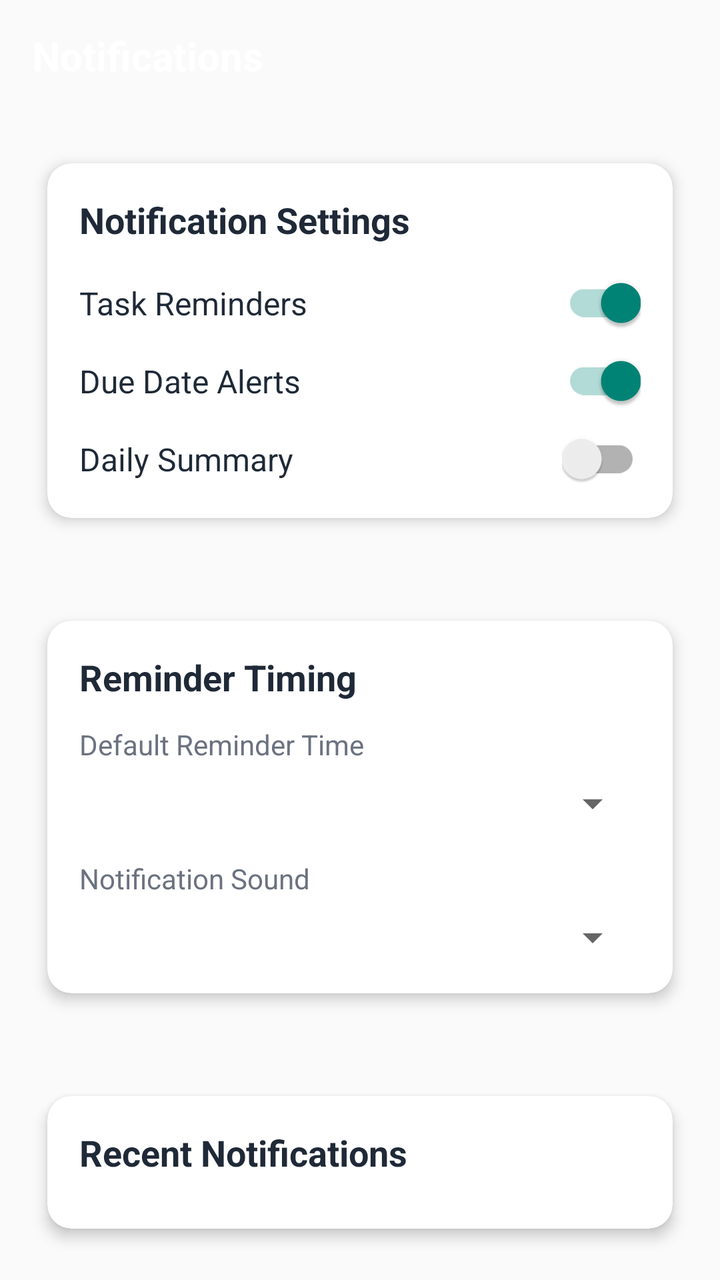
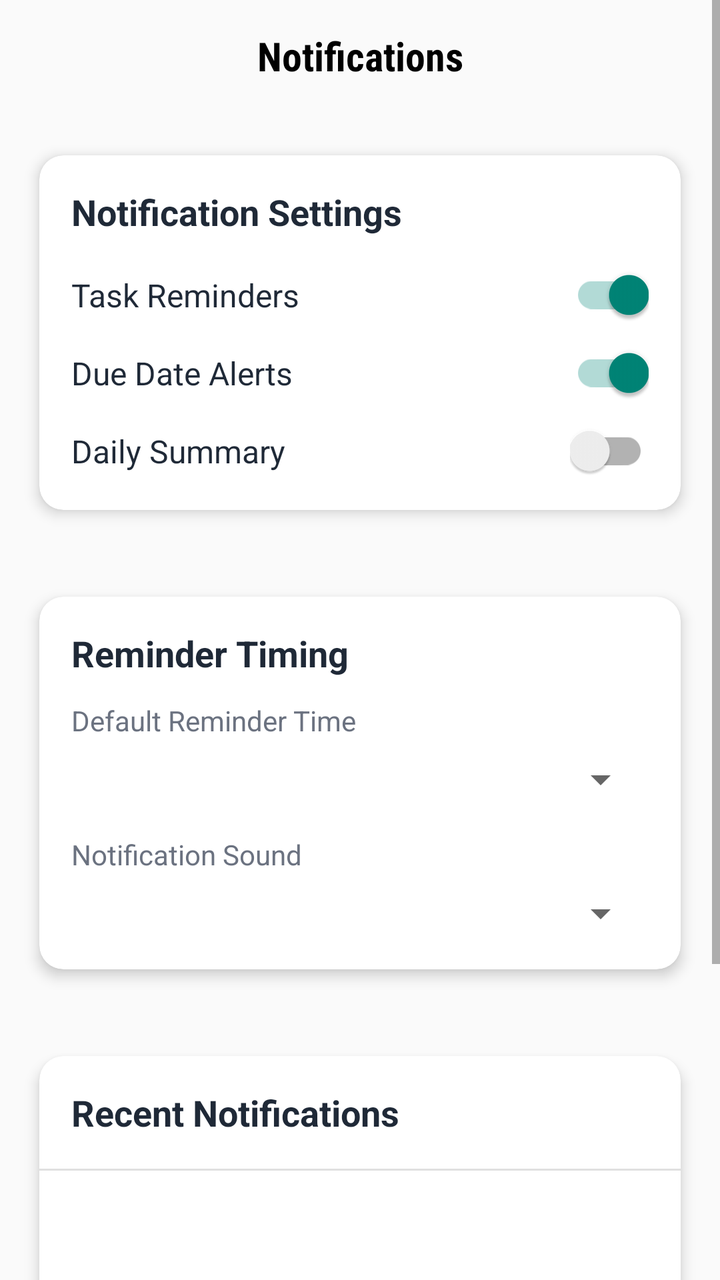

The first picture is an Android layout as it rendered before a commit; the second is the same layout after the commit. The layout source and the unified diff follow.
<!-- AndroidManifest.xml: application theme Theme.ToDoApp -->
<!-- res/layout/activity_notifications.xml -->
<?xml version="1.0" encoding="utf-8"?>
<LinearLayout xmlns:android="http://schemas.android.com/apk/res/android"
    xmlns:app="http://schemas.android.com/apk/res-auto"
    android:layout_width="match_parent"
    android:layout_height="match_parent"
    android:orientation="vertical"
    >

    
    <com.google.android.material.appbar.MaterialToolbar
        android:id="@+id/toolbar"
        android:layout_width="match_parent"
        android:layout_height="?attr/actionBarSize"

        android:theme="@style/ThemeOverlay.MaterialComponents.Dark.ActionBar">

        <TextView
            android:layout_width="wrap_content"
            android:layout_height="wrap_content"
            android:text="Notifications"
            android:textColor="@color/white"
            android:textSize="20sp"
            android:textStyle="bold" />

    </com.google.android.material.appbar.MaterialToolbar>

    
    <androidx.cardview.widget.CardView
        android:layout_width="match_parent"
        android:layout_height="wrap_content"
        android:layout_margin="16dp"
        app:cardCornerRadius="12dp"
        app:cardElevation="4dp"
        app:cardUseCompatPadding="true">

        <LinearLayout
            android:layout_width="match_parent"
            android:layout_height="wrap_content"
            android:orientation="vertical"
            android:padding="16dp">

            <TextView
                android:layout_width="match_parent"
                android:layout_height="wrap_content"
                android:text="Notification Settings"
                android:textColor="@color/text_primary"
                android:textSize="18sp"
                android:textStyle="bold" />

            
            <LinearLayout
                android:layout_width="match_parent"
                android:layout_height="wrap_content"
                android:orientation="horizontal"
                android:gravity="center_vertical"
                android:layout_marginTop="16dp">

                <TextView
                    android:layout_width="0dp"
                    android:layout_height="wrap_content"
                    android:layout_weight="1"
                    android:text="Task Reminders"
                    android:textColor="@color/text_primary"
                    android:textSize="16sp" />

                <com.google.android.material.switchmaterial.SwitchMaterial
                    android:id="@+id/switch_task_reminders"
                    android:layout_width="wrap_content"
                    android:layout_height="wrap_content"
                    android:checked="true" />

            </LinearLayout>

            
            <LinearLayout
                android:layout_width="match_parent"
                android:layout_height="wrap_content"
                android:orientation="horizontal"
                android:gravity="center_vertical"
                android:layout_marginTop="12dp">

                <TextView
                    android:layout_width="0dp"
                    android:layout_height="wrap_content"
                    android:layout_weight="1"
                    android:text="Due Date Alerts"
                    android:textColor="@color/text_primary"
                    android:textSize="16sp" />

                <com.google.android.material.switchmaterial.SwitchMaterial
                    android:id="@+id/switch_due_date_alerts"
                    android:layout_width="wrap_content"
                    android:layout_height="wrap_content"
                    android:checked="true" />

            </LinearLayout>

            
            <LinearLayout
                android:layout_width="match_parent"
                android:layout_height="wrap_content"
                android:orientation="horizontal"
                android:gravity="center_vertical"
                android:layout_marginTop="12dp">

                <TextView
                    android:layout_width="0dp"
                    android:layout_height="wrap_content"
                    android:layout_weight="1"
                    android:text="Daily Summary"
                    android:textColor="@color/text_primary"
                    android:textSize="16sp" />

                <com.google.android.material.switchmaterial.SwitchMaterial
                    android:id="@+id/switch_daily_summary"
                    android:layout_width="wrap_content"
                    android:layout_height="wrap_content" />

            </LinearLayout>

        </LinearLayout>

    </androidx.cardview.widget.CardView>

    
    <androidx.cardview.widget.CardView
        android:layout_width="match_parent"
        android:layout_height="wrap_content"
        android:layout_margin="16dp"
        app:cardCornerRadius="12dp"
        app:cardElevation="4dp"
        app:cardUseCompatPadding="true">

        <LinearLayout
            android:layout_width="match_parent"
            android:layout_height="wrap_content"
            android:orientation="vertical"
            android:padding="16dp">

            <TextView
                android:layout_width="match_parent"
                android:layout_height="wrap_content"
                android:text="Reminder Timing"
                android:textColor="@color/text_primary"
                android:textSize="18sp"
                android:textStyle="bold" />

            
            <LinearLayout
                android:layout_width="match_parent"
                android:layout_height="wrap_content"
                android:orientation="vertical"
                android:layout_marginTop="12dp">

                <TextView
                    android:layout_width="match_parent"
                    android:layout_height="wrap_content"
                    android:text="Default Reminder Time"
                    android:textColor="@color/text_secondary"
                    android:textSize="14sp" />

                <Spinner
                    android:id="@+id/spinner_reminder_time"
                    android:layout_width="match_parent"
                    android:layout_height="wrap_content"
                    android:layout_marginTop="8dp"

                    android:padding="12dp" />

            </LinearLayout>

            
            <LinearLayout
                android:layout_width="match_parent"
                android:layout_height="wrap_content"
                android:orientation="vertical"
                android:layout_marginTop="16dp">

                <TextView
                    android:layout_width="match_parent"
                    android:layout_height="wrap_content"
                    android:text="Notification Sound"
                    android:textColor="@color/text_secondary"
                    android:textSize="14sp" />

                <Spinner
                    android:id="@+id/spinner_notification_sound"
                    android:layout_width="match_parent"
                    android:layout_height="wrap_content"
                    android:layout_marginTop="8dp"

                    android:padding="12dp" />

            </LinearLayout>

        </LinearLayout>

    </androidx.cardview.widget.CardView>

    
    <androidx.cardview.widget.CardView
        android:layout_width="match_parent"
        android:layout_height="0dp"
        android:layout_weight="1"
        android:layout_margin="16dp"
        app:cardCornerRadius="12dp"
        app:cardElevation="4dp"
        app:cardUseCompatPadding="true">

        <LinearLayout
            android:layout_width="match_parent"
            android:layout_height="match_parent"
            android:orientation="vertical">

            <TextView
                android:layout_width="match_parent"
                android:layout_height="wrap_content"
                android:text="Recent Notifications"
                android:textColor="@color/text_primary"
                android:textSize="18sp"
                android:textStyle="bold"
                android:padding="16dp" />

            <View
                android:layout_width="match_parent"
                android:layout_height="1dp"
                />

            <androidx.recyclerview.widget.RecyclerView
                android:id="@+id/recycler_view_notifications"
                android:layout_width="match_parent"
                android:layout_height="match_parent"
                android:padding="8dp" />

            
            <LinearLayout
                android:id="@+id/empty_state_layout"
                android:layout_width="match_parent"
                android:layout_height="match_parent"
                android:orientation="vertical"
                android:gravity="center"
                android:visibility="gone">


                <TextView
                    android:layout_width="wrap_content"
                    android:layout_height="wrap_content"
                    android:text="No Notifications"
                    android:textColor="@color/text_secondary"
                    android:textSize="16sp"
                    android:layout_marginTop="16dp" />

                <TextView
                    android:layout_width="wrap_content"
                    android:layout_height="wrap_content"
                    android:text="You're all caught up!"
                    android:textColor="@color/text_secondary"
                    android:textSize="14sp"
                    android:layout_marginTop="8dp" />

            </LinearLayout>

        </LinearLayout>

    </androidx.cardview.widget.CardView>

</LinearLayout>
<!-- resources referenced by this layout -->
<resources>
  <color name="text_primary">#1F2937</color>
  <color name="text_secondary">#6B7280</color>
  <color name="white">#FFFFFFFF</color>
  <style name="Theme.ToDoApp" parent="Base.Theme.ToDoApp" />
  <style name="Base.Theme.ToDoApp" parent="Theme.AppCompat.DayNight.NoActionBar">
          <item name="colorPrimary">@color/primary_color</item>
          <item name="colorPrimaryVariant">@color/primary_dark</item>
          <item name="colorOnPrimary">@color/white</item>
          <item name="colorSecondary">@color/green</item>
  
          <item name="colorOnSecondary">@color/white</item>
          
      </style>
  <color name="primary_color">#2196F3</color>
  <color name="primary_dark">#1976D2</color>
  <color name="green">#4CAF50</color>
</resources>

<!-- the commit's change to res/layout/activity_notifications.xml (unified diff, before → after) -->
@@ -1,267 +1,272 @@
 <?xml version="1.0" encoding="utf-8"?>
-<LinearLayout xmlns:android="http://schemas.android.com/apk/res/android"
+<ScrollView xmlns:android="http://schemas.android.com/apk/res/android"
     xmlns:app="http://schemas.android.com/apk/res-auto"
     android:layout_width="match_parent"
     android:layout_height="match_parent"
-    android:orientation="vertical"
-    >
-
-    
-    <com.google.android.material.appbar.MaterialToolbar
-        android:id="@+id/toolbar"
-        android:layout_width="match_parent"
-        android:layout_height="?attr/actionBarSize"
-
-        android:theme="@style/ThemeOverlay.MaterialComponents.Dark.ActionBar">
-
-        <TextView
-            android:layout_width="wrap_content"
-            android:layout_height="wrap_content"
-            android:text="Notifications"
-            android:textColor="@color/white"
-            android:textSize="20sp"
-            android:textStyle="bold" />
-
-    </com.google.android.material.appbar.MaterialToolbar>
-
-    
-    <androidx.cardview.widget.CardView
+    android:fillViewport="true">
+
+    <LinearLayout
         android:layout_width="match_parent"
         android:layout_height="wrap_content"
-        android:layout_margin="16dp"
-        app:cardCornerRadius="12dp"
-        app:cardElevation="4dp"
-        app:cardUseCompatPadding="true">
-
-        <LinearLayout
+        android:orientation="vertical">
+
+        
+        <com.google.android.material.appbar.MaterialToolbar
+            android:id="@+id/toolbar"
+            android:layout_width="match_parent"
+            android:layout_height="?attr/actionBarSize"
+            android:theme="@style/ThemeOverlay.MaterialComponents.Dark.ActionBar">
+
+            <TextView
+                android:layout_width="wrap_content"
+                android:layout_height="wrap_content"
+                android:text="Notifications"
+                android:layout_gravity="center"
+                android:textColor="@color/black"
+                android:fontFamily="sans-serif-condensed"
+                android:textSize="20sp"
+                android:textStyle="bold" />
+
+        </com.google.android.material.appbar.MaterialToolbar>
+
+        
+        <androidx.cardview.widget.CardView
             android:layout_width="match_parent"
             android:layout_height="wrap_content"
-            android:orientation="vertical"
-            android:padding="16dp">
-
-            <TextView
-                android:layout_width="match_parent"
-                android:layout_height="wrap_content"
-                android:text="Notification Settings"
-                android:textColor="@color/text_primary"
-                android:textSize="18sp"
-                android:textStyle="bold" />
-
-            
+            android:layout_margin="12dp"
+            app:cardCornerRadius="12dp"
+            app:cardElevation="4dp"
+            app:cardUseCompatPadding="true">
+
             <LinearLayout
                 android:layout_width="match_parent"
                 android:layout_height="wrap_content"
-                android:orientation="horizontal"
-                android:gravity="center_vertical"
-                android:layout_marginTop="16dp">
+                android:orientation="vertical"
+                android:padding="16dp">
 
                 <TextView
-                    android:layout_width="0dp"
-                    android:layout_height="wrap_content"
-                    android:layout_weight="1"
-                    android:text="Task Reminders"
+                    android:layout_width="match_parent"
+                    android:layout_height="wrap_content"
+                    android:text="Notification Settings"
                     android:textColor="@color/text_primary"
-                    android:textSize="16sp" />
-
-                <com.google.android.material.switchmaterial.SwitchMaterial
-                    android:id="@+id/switch_task_reminders"
-                    android:layout_width="wrap_content"
-                    android:layout_height="wrap_content"
-                    android:checked="true" />
+                    android:textSize="18sp"
+                    android:textStyle="bold" />
+
+                
+                <LinearLayout
+                    android:layout_width="match_parent"
+                    android:layout_height="wrap_content"
+                    android:orientation="horizontal"
+                    android:gravity="center_vertical"
+                    android:layout_marginTop="16dp">
+
+                    <TextView
+                        android:layout_width="0dp"
+                        android:layout_height="wrap_content"
+                        android:layout_weight="1"
+                        android:text="Task Reminders"
+                        android:textColor="@color/text_primary"
+                        android:textSize="16sp" />
+
+                    <com.google.android.material.switchmaterial.SwitchMaterial
+                        android:id="@+id/switch_task_reminders"
+                        android:layout_width="wrap_content"
+                        android:layout_height="wrap_content"
+                        android:checked="true" />
+
+                </LinearLayout>
+
+                
+                <LinearLayout
+                    android:layout_width="match_parent"
+                    android:layout_height="wrap_content"
+                    android:orientation="horizontal"
+                    android:gravity="center_vertical"
+                    android:layout_marginTop="12dp">
+
+                    <TextView
+                        android:layout_width="0dp"
+                        android:layout_height="wrap_content"
+                        android:layout_weight="1"
+                        android:text="Due Date Alerts"
+                        android:textColor="@color/text_primary"
+                        android:textSize="16sp" />
+
+                    <com.google.android.material.switchmaterial.SwitchMaterial
+                        android:id="@+id/switch_due_date_alerts"
+                        android:layout_width="wrap_content"
+                        android:layout_height="wrap_content"
+                        android:checked="true" />
+
+                </LinearLayout>
+
+                
+                <LinearLayout
+                    android:layout_width="match_parent"
+                    android:layout_height="wrap_content"
+                    android:orientation="horizontal"
+                    android:gravity="center_vertical"
+                    android:layout_marginTop="12dp">
+
+                    <TextView
+                        android:layout_width="0dp"
+                        android:layout_height="wrap_content"
+                        android:layout_weight="1"
+                        android:text="Daily Summary"
+                        android:textColor="@color/text_primary"
+                        android:textSize="16sp" />
+
+                    <com.google.android.material.switchmaterial.SwitchMaterial
+                        android:id="@+id/switch_daily_summary"
+                        android:layout_width="wrap_content"
+                        android:layout_height="wrap_content" />
+
+                </LinearLayout>
 
             </LinearLayout>
 
-            
+        </androidx.cardview.widget.CardView>
+
+        
+        <androidx.cardview.widget.CardView
+            android:layout_width="match_parent"
+            android:layout_height="wrap_content"
+            android:layout_margin="12dp"
+            app:cardCornerRadius="12dp"
+            app:cardElevation="4dp"
+            app:cardUseCompatPadding="true">
+
             <LinearLayout
                 android:layout_width="match_parent"
                 android:layout_height="wrap_content"
-                android:orientation="horizontal"
-                android:gravity="center_vertical"
-                android:layout_marginTop="12dp">
+                android:orientation="vertical"
+                android:padding="16dp">
 
                 <TextView
-                    android:layout_width="0dp"
-                    android:layout_height="wrap_content"
-                    android:layout_weight="1"
-                    android:text="Due Date Alerts"
+                    android:layout_width="match_parent"
+                    android:layout_height="wrap_content"
+                    android:text="Reminder Timing"
                     android:textColor="@color/text_primary"
-                    android:textSize="16sp" />
-
-                <com.google.android.material.switchmaterial.SwitchMaterial
-                    android:id="@+id/switch_due_date_alerts"
-                    android:layout_width="wrap_content"
-                    android:layout_height="wrap_content"
-                    android:checked="true" />
+                    android:textSize="18sp"
+                    android:textStyle="bold" />
+
+                
+                <LinearLayout
+                    android:layout_width="match_parent"
+                    android:layout_height="wrap_content"
+                    android:orientation="vertical"
+                    android:layout_marginTop="12dp">
+
+                    <TextView
+                        android:layout_width="match_parent"
+                        android:layout_height="wrap_content"
+                        android:text="Default Reminder Time"
+                        android:textColor="@color/text_secondary"
+                        android:textSize="14sp" />
+
+                    <Spinner
+                        android:id="@+id/spinner_reminder_time"
+                        android:layout_width="match_parent"
+                        android:layout_height="wrap_content"
+                        android:layout_marginTop="8dp"
+                        android:padding="12dp" />
+
+                </LinearLayout>
+
+                
+                <LinearLayout
+                    android:layout_width="match_parent"
+                    android:layout_height="wrap_content"
+                    android:orientation="vertical"
+                    android:layout_marginTop="16dp">
+
+                    <TextView
+                        android:layout_width="match_parent"
+                        android:layout_height="wrap_content"
+                        android:text="Notification Sound"
+                        android:textColor="@color/text_secondary"
+                        android:textSize="14sp" />
+
+                    <Spinner
+                        android:id="@+id/spinner_notification_sound"
+                        android:layout_width="match_parent"
+                        android:layout_height="wrap_content"
+                        android:layout_marginTop="8dp"
+                        android:padding="12dp" />
+
+                </LinearLayout>
 
             </LinearLayout>
 
-            
+        </androidx.cardview.widget.CardView>
+
+        
+        <androidx.cardview.widget.CardView
+            android:layout_width="match_parent"
+            android:layout_height="wrap_content"
+            android:layout_margin="12dp"
+            app:cardCornerRadius="12dp"
+            app:cardElevation="4dp"
+            app:cardUseCompatPadding="true">
+
             <LinearLayout
                 android:layout_width="match_parent"
                 android:layout_height="wrap_content"
-                android:orientation="horizontal"
-                android:gravity="center_vertical"
-                android:layout_marginTop="12dp">
+                android:orientation="vertical"
+                android:minHeight="300dp">
 
                 <TextView
-                    android:layout_width="0dp"
-                    android:layout_height="wrap_content"
-                    android:layout_weight="1"
-                    android:text="Daily Summary"
+                    android:layout_width="match_parent"
+                    android:layout_height="wrap_content"
+                    android:text="Recent Notifications"
                     android:textColor="@color/text_primary"
-                    android:textSize="16sp" />
-
-                <com.google.android.material.switchmaterial.SwitchMaterial
-                    android:id="@+id/switch_daily_summary"
-                    android:layout_width="wrap_content"
-                    android:layout_height="wrap_content" />
+                    android:textSize="18sp"
+                    android:textStyle="bold"
+                    android:padding="16dp" />
+
+                <View
+                    android:layout_width="match_parent"
+                    android:layout_height="1dp"
+                    android:background="?android:attr/listDivider" />
+
+                <androidx.recyclerview.widget.RecyclerView
+                    android:id="@+id/recycler_view_notifications"
+                    android:layout_width="match_parent"
+                    android:layout_height="wrap_content"
+                    android:padding="8dp"
+                    android:minHeight="200dp" />
+
+                
+                <LinearLayout
+                    android:id="@+id/empty_state_layout"
+                    android:layout_width="match_parent"
+                    android:layout_height="200dp"
+                    android:orientation="vertical"
+                    android:gravity="center"
+                    android:visibility="gone">
+
+                    <TextView
+                        android:layout_width="wrap_content"
+                        android:layout_height="wrap_content"
+                        android:text="No Notifications"
+                        android:textColor="@color/text_secondary"
+                        android:textSize="16sp"
+                        android:layout_marginTop="16dp" />
+
+                    <TextView
+                        android:layout_width="wrap_content"
+                        android:layout_height="wrap_content"
+                        android:text="You're all caught up!"
+                        android:textColor="@color/text_secondary"
+                        android:textSize="14sp"
+                        android:layout_marginTop="8dp" />
+
+                </LinearLayout>
 
             </LinearLayout>
 
-        </LinearLayout>
-
-    </androidx.cardview.widget.CardView>
-
-    
-    <androidx.cardview.widget.CardView
-        android:layout_width="match_parent"
-        android:layout_height="wrap_content"
-        android:layout_margin="16dp"
-        app:cardCornerRadius="12dp"
-        app:cardElevation="4dp"
-        app:cardUseCompatPadding="true">
-
-        <LinearLayout
-            android:layout_width="match_parent"
-            android:layout_height="wrap_content"
-            android:orientation="vertical"
-            android:padding="16dp">
-
-            <TextView
-                android:layout_width="match_parent"
-                android:layout_height="wrap_content"
-                android:text="Reminder Timing"
-                android:textColor="@color/text_primary"
-                android:textSize="18sp"
-                android:textStyle="bold" />
-
-            
-            <LinearLayout
-                android:layout_width="match_parent"
-                android:layout_height="wrap_content"
-                android:orientation="vertical"
-                android:layout_marginTop="12dp">
-
-                <TextView
-                    android:layout_width="match_parent"
-                    android:layout_height="wrap_content"
-                    android:text="Default Reminder Time"
-                    android:textColor="@color/text_secondary"
-                    android:textSize="14sp" />
-
-                <Spinner
-                    android:id="@+id/spinner_reminder_time"
-                    android:layout_width="match_parent"
-                    android:layout_height="wrap_content"
-                    android:layout_marginTop="8dp"
-
-                    android:padding="12dp" />
-
-            </LinearLayout>
-
-            
-            <LinearLayout
-                android:layout_width="match_parent"
-                android:layout_height="wrap_content"
-                android:orientation="vertical"
-                android:layout_marginTop="16dp">
-
-                <TextView
-                    android:layout_width="match_parent"
-                    android:layout_height="wrap_content"
-                    android:text="Notification Sound"
-                    android:textColor="@color/text_secondary"
-                    android:textSize="14sp" />
-
-                <Spinner
-                    android:id="@+id/spinner_notification_sound"
-                    android:layout_width="match_parent"
-                    android:layout_height="wrap_content"
-                    android:layout_marginTop="8dp"
-
-                    android:padding="12dp" />
-
-            </LinearLayout>
-
-        </LinearLayout>
-
-    </androidx.cardview.widget.CardView>
-
-    
-    <androidx.cardview.widget.CardView
-        android:layout_width="match_parent"
-        android:layout_height="0dp"
-        android:layout_weight="1"
-        android:layout_margin="16dp"
-        app:cardCornerRadius="12dp"
-        app:cardElevation="4dp"
-        app:cardUseCompatPadding="true">
-
-        <LinearLayout
-            android:layout_width="match_parent"
-            android:layout_height="match_parent"
-            android:orientation="vertical">
-
-            <TextView
-                android:layout_width="match_parent"
-                android:layout_height="wrap_content"
-                android:text="Recent Notifications"
-                android:textColor="@color/text_primary"
-                android:textSize="18sp"
-                android:textStyle="bold"
-                android:padding="16dp" />
-
-            <View
-                android:layout_width="match_parent"
-                android:layout_height="1dp"
-                />
-
-            <androidx.recyclerview.widget.RecyclerView
-                android:id="@+id/recycler_view_notifications"
-                android:layout_width="match_parent"
-                android:layout_height="match_parent"
-                android:padding="8dp" />
-
-            
-            <LinearLayout
-                android:id="@+id/empty_state_layout"
-                android:layout_width="match_parent"
-                android:layout_height="match_parent"
-                android:orientation="vertical"
-                android:gravity="center"
-                android:visibility="gone">
-
-
-                <TextView
-                    android:layout_width="wrap_content"
-                    android:layout_height="wrap_content"
-                    android:text="No Notifications"
-                    android:textColor="@color/text_secondary"
-                    android:textSize="16sp"
-                    android:layout_marginTop="16dp" />
-
-                <TextView
-                    android:layout_width="wrap_content"
-                    android:layout_height="wrap_content"
-                    android:text="You're all caught up!"
-                    android:textColor="@color/text_secondary"
-                    android:textSize="14sp"
-                    android:layout_marginTop="8dp" />
-
-            </LinearLayout>
-
-        </LinearLayout>
-
-    </androidx.cardview.widget.CardView>
-
-</LinearLayout>
+        </androidx.cardview.widget.CardView>
+
+    </LinearLayout>
+
+</ScrollView>
<!-- resource entries referenced after the edit -->
@@ -1,5 +1,6 @@
 <!-- resources referenced by this layout -->
 <resources>
+  <color name="black">#FF000000</color>
   <color name="text_primary">#1F2937</color>
   <color name="text_secondary">#6B7280</color>
   <color name="white">#FFFFFFFF</color>
